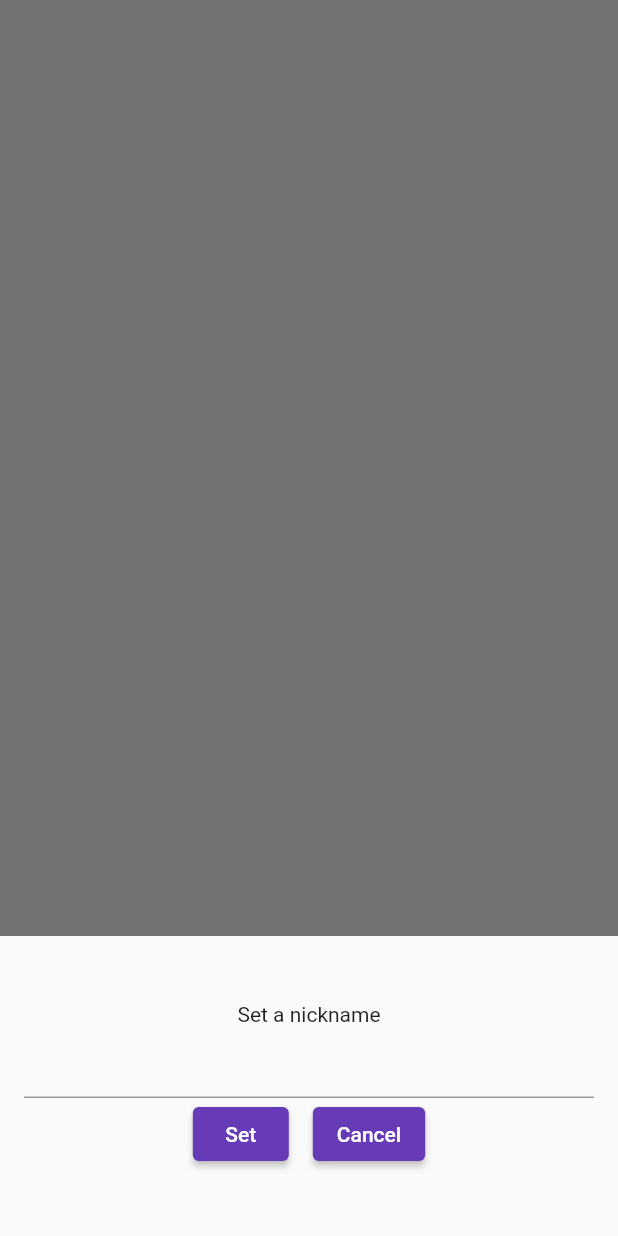
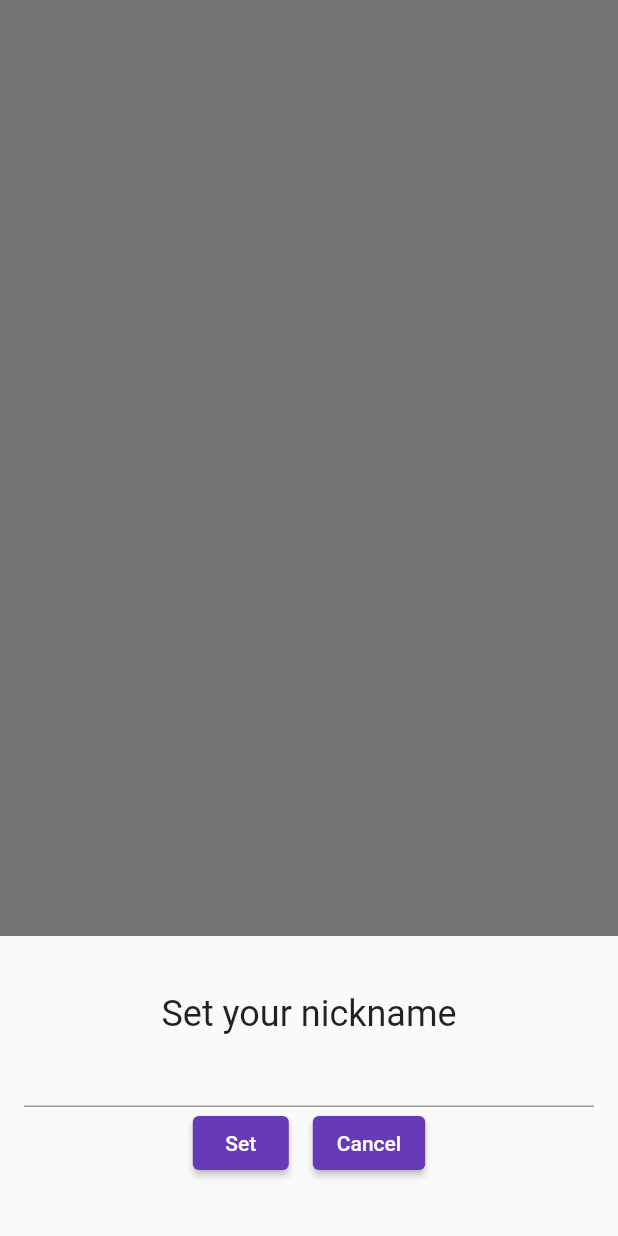
Before and after one commit to LizAinslie/HackChatMobile, a Flutter app: what openRoomPage() shows on an empty page, opened directly with empty values, on a phone screen of 412 x 824 dp. Run offline on Flutter 3.47's test engine with Material 2 defaults, Android fonts, the phone set to English and light mode, and no system bars; our stand-ins replace hive, hive_flutter, webview_flutter; accounts and stored records are empty.

Commit message:
Feat: Settings UI refactor
- Renamed SetNicknameSheet to SetTextSheet and made it more suitable for general purposes.
- Used SetTextSheet in the settings page as well as the openRoomPage utility

Signed-off-by: Liz <lizainslie16@gmail.com>

```diff
--- a/lib/common.dart
+++ b/lib/common.dart
@@ -3,7 +3,7 @@ import 'package:hive/hive.dart';
 import 'package:url_launcher/url_launcher.dart';
 
 import 'components/sheets/open_chat_sheet.dart';
-import 'components/sheets/set_nickname_sheet.dart';
+import 'components/sheets/set_text_sheet.dart';
 
 import 'pages/chat_room.dart';
 
@@ -21,13 +21,16 @@ void openRoomPage(BuildContext context, String roomName) {
     showModalBottomSheet(
       context: context,
       builder: (BuildContext context) {
-        return SetNicknameSheet(onInput: (text) {
-          settings.put('nickname', text);
-          Navigator.push(context, MaterialPageRoute(builder: (context) => ChatRoomPage(
-            roomName: roomName,
-            nickname: text
-          )));
-        });
+        return SetTextSheet(
+          header: 'Set your nickname',
+          onInput: (text) {
+            settings.put('nickname', text);
+            Navigator.push(context, MaterialPageRoute(builder: (context) => ChatRoomPage(
+              roomName: roomName,
+              nickname: text
+            )));
+          },
+        );
       },
     );
   }
--- a/lib/components/sheets/set_nickname_sheet.dart
+++ b/lib/components/sheets/set_text_sheet.dart
@@ -1,13 +1,15 @@
 import 'package:flutter/material.dart';
 
-class SetNicknameSheet extends StatefulWidget {
-  const SetNicknameSheet({Key? key, required this.onInput}) : super(key: key);
+class SetTextSheet extends StatefulWidget {
+  const SetTextSheet({Key? key, required this.onInput, required this.header, this.initialValue = ''}) : super(key: key);
   final void Function(String) onInput;
+  final String header;
+  final String initialValue;
 
   @override
-  _SetNicknameSheetState createState() => _SetNicknameSheetState();
+  _SetTextSheetState createState() => _SetTextSheetState();
 }
-class _SetNicknameSheetState extends State<SetNicknameSheet> {
+class _SetTextSheetState extends State<SetTextSheet> {
   String _textFieldText = '';
 
   @override
@@ -19,8 +21,11 @@ class _SetNicknameSheetState extends State<SetNicknameSheet> {
         mainAxisAlignment: MainAxisAlignment.center,
         mainAxisSize: MainAxisSize.min,
         children: [
-          const Text('Set a nickname'),
-          TextField(
+          Text(widget.header,
+            style: Theme.of(context).textTheme.headline5,
+          ),
+          TextFormField(
+            initialValue: widget.initialValue,
             onChanged: (text) {
               setState(() {
                 _textFieldText = text;
@@ -39,15 +44,15 @@ class _SetNicknameSheetState extends State<SetNicknameSheet> {
                   },
                 ),
                 Padding(
-                    padding: const EdgeInsets.only(left: 16),
-                    child: ElevatedButton(
-                      child: const Text('Cancel'),
-                      onPressed: () => Navigator.pop(context),
-                    )
-                )
+                  padding: const EdgeInsets.only(left: 16),
+                  child: ElevatedButton(
+                    child: const Text('Cancel'),
+                    onPressed: () => Navigator.pop(context),
+                  ),
+                ),
               ],
             ),
-          )
+          ),
         ],
       ),
     );
```
Also changed, not shown: lib/pages/settings.dart (+37 -17 lines).
